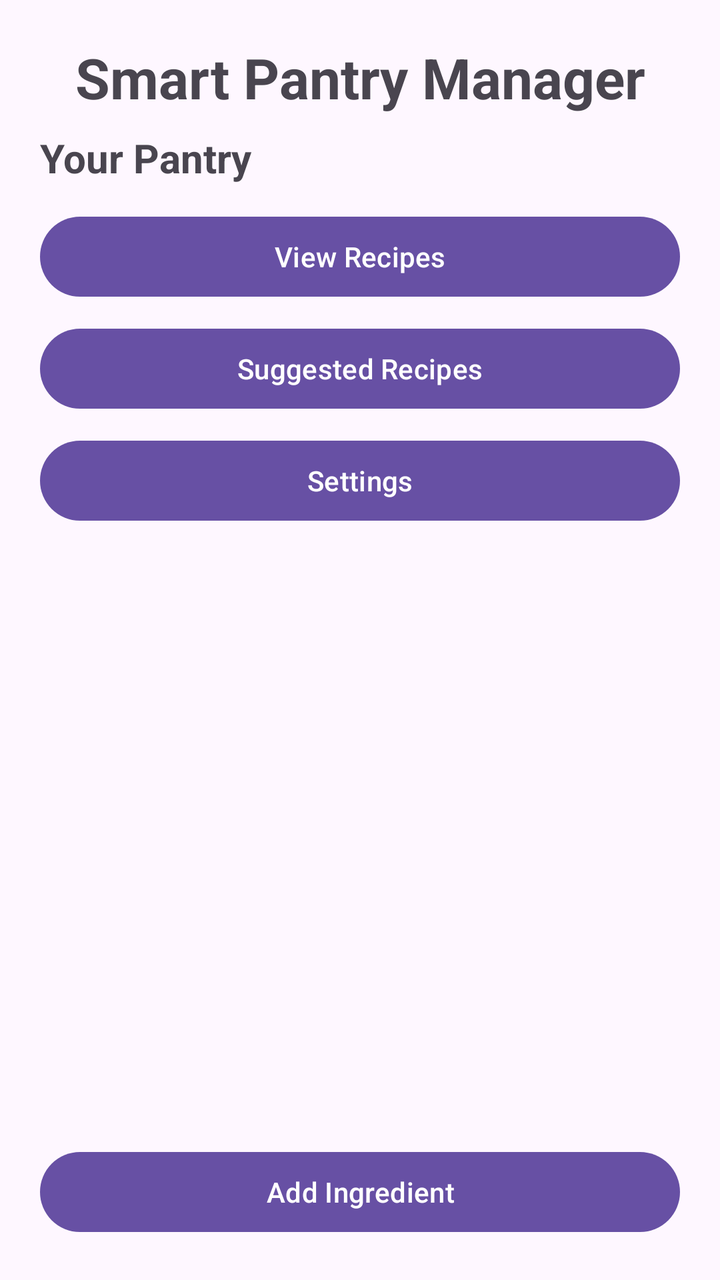
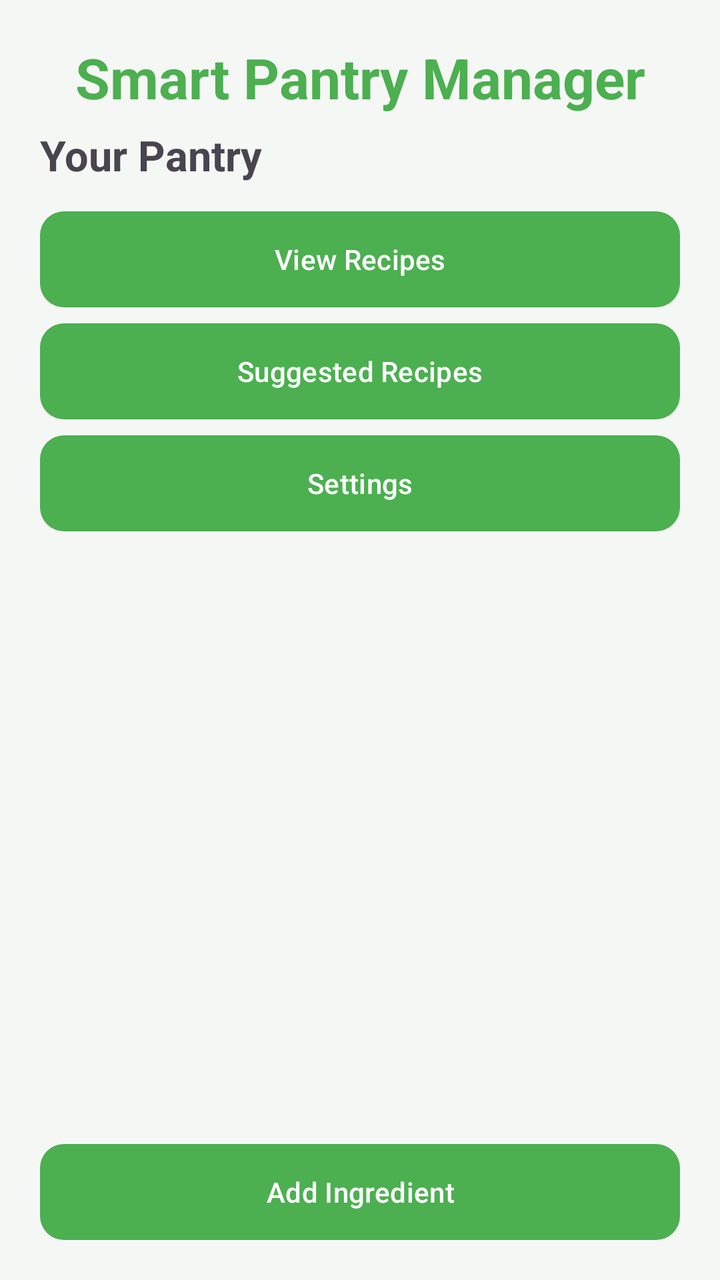

Two renders of the same Android screen: before a commit and after it. Below are the layout's source before the change and the commit's diff.
<!-- AndroidManifest.xml: application theme Theme.SmartPantryManager -->
<!-- res/layout/activity_main.xml -->
<?xml version="1.0" encoding="utf-8"?>
<LinearLayout xmlns:android="http://schemas.android.com/apk/res/android"
    xmlns:tools="http://schemas.android.com/tools"
    android:id="@+id/main"
    android:layout_width="match_parent"
    android:layout_height="match_parent"
    android:orientation="vertical"
    android:padding="20dp"
    tools:context=".MainActivity">

    <TextView
        android:layout_width="match_parent"
        android:layout_height="wrap_content"
        android:text="Smart Pantry Manager"
        android:textSize="28sp"
        android:textStyle="bold"
        android:gravity="center"
        android:layout_marginBottom="8dp" />

    <TextView
        android:layout_width="match_parent"
        android:layout_height="wrap_content"
        android:text="Your Pantry"
        android:textSize="20sp"
        android:textStyle="bold"
        android:layout_marginBottom="4dp" />

    <TextView
        android:id="@+id/pantryCountTextView"
        android:layout_width="match_parent"
        android:layout_height="wrap_content"
        android:text=""
        android:textSize="14sp"
        android:gravity="center"
        android:padding="6dp"
        android:visibility="gone"
        android:layout_marginBottom="4dp" />

    <TextView
        android:id="@+id/emptyPantryTextView"
        android:layout_width="match_parent"
        android:layout_height="wrap_content"
        android:text="Your pantry is empty. Tap Add Ingredient to get started!"
        android:textSize="14sp"
        android:gravity="center"
        android:padding="12dp"
        android:visibility="gone" />

    <Button
        android:id="@+id/viewRecipesButton"
        android:layout_width="match_parent"
        android:layout_height="wrap_content"
        android:text="View Recipes"
        android:layout_marginTop="8dp" />

    <Button
        android:id="@+id/suggestedRecipesButton"
        android:layout_width="match_parent"
        android:layout_height="wrap_content"
        android:text="Suggested Recipes"
        android:layout_marginTop="8dp" />

    <Button
        android:id="@+id/settingsButton"
        android:layout_width="match_parent"
        android:layout_height="wrap_content"
        android:text="Settings"
        android:layout_marginTop="8dp" />

    <androidx.recyclerview.widget.RecyclerView
        android:id="@+id/pantryRecyclerView"
        android:layout_width="match_parent"
        android:layout_height="0dp"
        android:layout_weight="1"
        tools:listitem="@layout/item_pantry" />

    <Button
        android:id="@+id/addIngredientButton"
        android:layout_width="match_parent"
        android:layout_height="wrap_content"
        android:text="Add Ingredient"
        android:layout_marginTop="12dp" />

</LinearLayout>
<!-- res/layout/item_pantry.xml (included above) -->
<?xml version="1.0" encoding="utf-8"?>
<LinearLayout xmlns:android="http://schemas.android.com/apk/res/android"
    android:layout_width="match_parent"
    android:layout_height="wrap_content"
    android:orientation="vertical"
    android:padding="16dp">

    <TextView
        android:id="@+id/ingredientNameTextView"
        android:layout_width="match_parent"
        android:layout_height="wrap_content"
        android:text="Ingredient Name"
        android:textSize="18sp"
        android:textStyle="bold" />

    <TextView
        android:id="@+id/ingredientDetailsTextView"
        android:layout_width="match_parent"
        android:layout_height="wrap_content"
        android:text="Quantity: 0 | Unit: unit"
        android:textSize="15sp"
        android:layout_marginTop="4dp" />

    <TextView
        android:id="@+id/expiryDateTextView"
        android:layout_width="match_parent"
        android:layout_height="wrap_content"
        android:text="Expiry: Not specified"
        android:textSize="14sp"
        android:layout_marginTop="2dp" />

    <LinearLayout
        android:layout_width="match_parent"
        android:layout_height="wrap_content"
        android:orientation="horizontal"
        android:layout_marginTop="12dp">

        <Button
            android:id="@+id/editButton"
            android:layout_width="0dp"
            android:layout_height="wrap_content"
            android:layout_weight="1"
            android:text="Edit" />

        <Button
            android:id="@+id/deleteButton"
            android:layout_width="0dp"
            android:layout_height="wrap_content"
            android:layout_weight="1"
            android:text="Delete"
            android:layout_marginStart="8dp" />

    </LinearLayout>

</LinearLayout>
<!-- resources referenced by this layout -->
<resources>
  <style name="Theme.SmartPantryManager" parent="Base.Theme.SmartPantryManager" />
  <style name="Base.Theme.SmartPantryManager" parent="Theme.Material3.DayNight.NoActionBar">
          
          
      </style>
</resources>

<!-- the commit's change to res/layout/activity_main.xml (unified diff, before → after) -->
@@ -6,6 +6,7 @@
     android:layout_height="match_parent"
     android:orientation="vertical"
     android:padding="20dp"
+    android:background="?android:attr/windowBackground"
     tools:context=".MainActivity">
 
     <TextView
@@ -14,16 +15,17 @@
         android:text="Smart Pantry Manager"
         android:textSize="28sp"
         android:textStyle="bold"
+        android:textColor="@color/primary"
         android:gravity="center"
-        android:layout_marginBottom="8dp" />
+        android:layout_marginBottom="6dp" />
 
     <TextView
         android:layout_width="match_parent"
         android:layout_height="wrap_content"
         android:text="Your Pantry"
-        android:textSize="20sp"
+        android:textSize="21sp"
         android:textStyle="bold"
-        android:layout_marginBottom="4dp" />
+        android:layout_marginBottom="6dp" />
 
     <TextView
         android:id="@+id/pantryCountTextView"
@@ -32,7 +34,7 @@
         android:text=""
         android:textSize="14sp"
         android:gravity="center"
-        android:padding="6dp"
+        android:padding="8dp"
         android:visibility="gone"
         android:layout_marginBottom="4dp" />
 
@@ -51,6 +53,8 @@
         android:layout_width="match_parent"
         android:layout_height="wrap_content"
         android:text="View Recipes"
+        android:textAllCaps="false"
+        android:background="@drawable/button_background"
         android:layout_marginTop="8dp" />
 
     <Button
@@ -58,6 +62,8 @@
         android:layout_width="match_parent"
         android:layout_height="wrap_content"
         android:text="Suggested Recipes"
+        android:textAllCaps="false"
+        android:background="@drawable/button_background"
         android:layout_marginTop="8dp" />
 
     <Button
@@ -65,6 +71,8 @@
         android:layout_width="match_parent"
         android:layout_height="wrap_content"
         android:text="Settings"
+        android:textAllCaps="false"
+        android:background="@drawable/button_background"
         android:layout_marginTop="8dp" />
 
     <androidx.recyclerview.widget.RecyclerView
@@ -72,6 +80,7 @@
         android:layout_width="match_parent"
         android:layout_height="0dp"
         android:layout_weight="1"
+        android:layout_marginTop="8dp"
         tools:listitem="@layout/item_pantry" />
 
     <Button
@@ -79,6 +88,8 @@
         android:layout_width="match_parent"
         android:layout_height="wrap_content"
         android:text="Add Ingredient"
+        android:textAllCaps="false"
+        android:background="@drawable/button_background"
         android:layout_marginTop="12dp" />
 
 </LinearLayout>
@@ -88,7 +99,9 @@
     android:layout_width="match_parent"
     android:layout_height="wrap_content"
     android:orientation="vertical"
-    android:padding="16dp">
+    android:padding="16dp"
+    android:layout_marginBottom="12dp"
+    android:background="@drawable/pantry_item_background">
 
     <TextView
         android:id="@+id/ingredientNameTextView"
@@ -96,7 +109,8 @@
         android:layout_height="wrap_content"
         android:text="Ingredient Name"
         android:textSize="18sp"
-        android:textStyle="bold" />
+        android:textStyle="bold"
+        android:textColor="@color/primary" />
 
     <TextView
         android:id="@+id/ingredientDetailsTextView"
@@ -104,7 +118,7 @@
         android:layout_height="wrap_content"
         android:text="Quantity: 0 | Unit: unit"
         android:textSize="15sp"
-        android:layout_marginTop="4dp" />
+        android:layout_marginTop="6dp" />
 
     <TextView
         android:id="@+id/expiryDateTextView"
@@ -112,7 +126,7 @@
         android:layout_height="wrap_content"
         android:text="Expiry: Not specified"
         android:textSize="14sp"
-        android:layout_marginTop="2dp" />
+        android:layout_marginTop="3dp" />
 
     <LinearLayout
         android:layout_width="match_parent"
@@ -125,7 +139,9 @@
             android:layout_width="0dp"
             android:layout_height="wrap_content"
             android:layout_weight="1"
-            android:text="Edit" />
+            android:text="Edit"
+            android:textAllCaps="false"
+            android:background="@drawable/button_background" />
 
         <Button
             android:id="@+id/deleteButton"
@@ -133,7 +149,9 @@
             android:layout_height="wrap_content"
             android:layout_weight="1"
             android:text="Delete"
-            android:layout_marginStart="8dp" />
+            android:textAllCaps="false"
+            android:layout_marginStart="8dp"
+            android:background="@drawable/button_background" />
 
     </LinearLayout>
 
<!-- resource entries referenced after the edit -->
@@ -1,9 +1,63 @@
 <!-- resources referenced by this layout -->
 <resources>
+  <color name="primary">#4CAF50</color>
+  <!-- drawable button_background (drawable) -->
+  <?xml version="1.0" encoding="utf-8"?>
+  <shape xmlns:android="http://schemas.android.com/apk/res/android"
+      android:shape="rectangle">
+  
+      <solid android:color="@color/primary" />
+  
+      <corners android:radius="12dp" />
+  
+      <padding
+          android:left="12dp"
+          android:top="8dp"
+          android:right="12dp"
+          android:bottom="8dp" />
+  
+  </shape>
+  <!-- drawable pantry_item_background (drawable) -->
+  <?xml version="1.0" encoding="utf-8"?>
+  <shape xmlns:android="http://schemas.android.com/apk/res/android"
+      android:shape="rectangle">
+  
+      <solid android:color="@color/surface_light" />
+  
+      <corners android:radius="14dp" />
+  
+      <padding
+          android:left="8dp"
+          android:top="4dp"
+          android:right="8dp"
+          android:bottom="4dp" />
+  
+  </shape>
   <style name="Theme.SmartPantryManager" parent="Base.Theme.SmartPantryManager" />
+  <color name="surface_light">#FFFFFFFF</color>
   <style name="Base.Theme.SmartPantryManager" parent="Theme.Material3.DayNight.NoActionBar">
+  
           
+          <item name="colorPrimary">@color/primary</item>
+          <item name="colorOnPrimary">@color/white</item>
+  
           
+          <item name="android:windowBackground">@color/background_light</item>
+          <item name="colorSurface">@color/surface_light</item>
+  
+          
+          <item name="android:textColorPrimary">@color/text_primary_light</item>
+          <item name="android:textColorSecondary">@color/text_secondary_light</item>
+  
+          
+          <item name="android:statusBarColor">@color/primary_dark</item>
+          <item name="android:navigationBarColor">@color/background_light</item>
+  
       </style>
+  <color name="white">#FFFFFFFF</color>
+  <color name="background_light">#F5F7F5</color>
+  <color name="text_primary_light">#212121</color>
+  <color name="text_secondary_light">#616161</color>
+  <color name="primary_dark">#388E3C</color>
 </resources>
 
